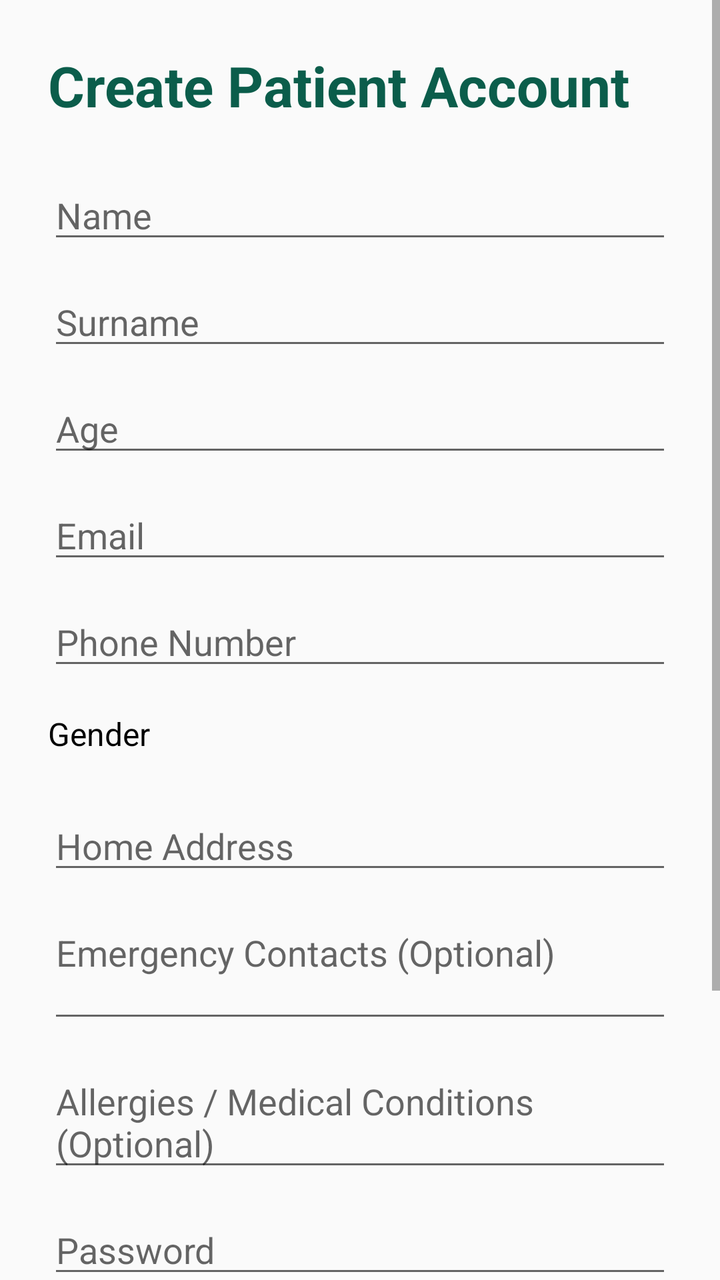
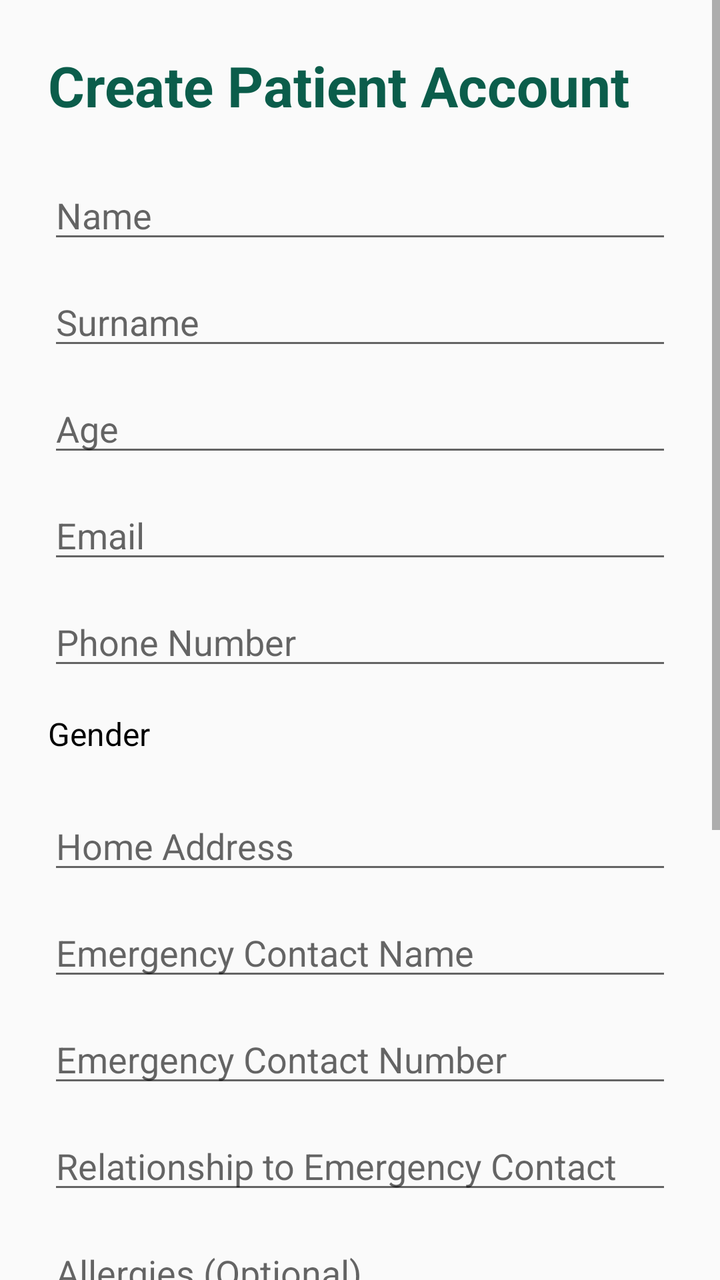

Before-and-after screenshots of an Android layout around one commit, followed by the original layout XML and the change that was made.
<!-- AndroidManifest.xml: application theme Theme.Proteahealth -->
<!-- res/layout/activity_patient_signup.xml -->
<?xml version="1.0" encoding="utf-8"?>
<ScrollView xmlns:android="http://schemas.android.com/apk/res/android"
    android:layout_width="match_parent"
    android:layout_height="match_parent">

    <LinearLayout
        android:layout_width="match_parent"
        android:layout_height="wrap_content"
        android:orientation="vertical"
        android:padding="24dp">

        <TextView
            android:layout_width="wrap_content"
            android:layout_height="wrap_content"
            android:text="Create Patient Account"
            android:textSize="28sp"
            android:textStyle="bold"
            android:textColor="@color/green"
            android:layout_marginBottom="24dp" />

        

        <EditText
            android:id="@+id/nameEditText"
            android:layout_width="match_parent"
            android:layout_height="wrap_content"
            android:hint="Name"
            android:inputType="textPersonName"
            android:layout_marginBottom="12dp" />

        

        <EditText
            android:id="@+id/surnameEditText"
            android:layout_width="match_parent"
            android:layout_height="wrap_content"
            android:hint="Surname"
            android:inputType="textPersonName"
            android:layout_marginBottom="12dp" />

        

        <EditText
            android:id="@+id/ageEditText"
            android:layout_width="match_parent"
            android:layout_height="wrap_content"
            android:hint="Age"
            android:inputType="number"
            android:layout_marginBottom="12dp" />

        

        <EditText
            android:id="@+id/emailEditText"
            android:layout_width="match_parent"
            android:layout_height="wrap_content"
            android:hint="Email"
            android:inputType="textEmailAddress"
            android:layout_marginBottom="12dp" />

        

        <EditText
            android:id="@+id/phoneEditText"
            android:layout_width="match_parent"
            android:layout_height="wrap_content"
            android:hint="Phone Number"
            android:inputType="phone"
            android:layout_marginBottom="12dp" />

        

        <TextView
            android:layout_width="wrap_content"
            android:layout_height="wrap_content"
            android:text="Gender"
            android:textColor="@color/black"
            android:paddingBottom="5dp"
            android:textSize="16sp"
            android:layout_marginTop="4dp" />

        <Spinner
            android:id="@+id/genderSpinner"
            android:layout_width="match_parent"
            android:layout_height="wrap_content"
            android:layout_marginBottom="18dp"
            android:background="@drawable/input_background"/>

        

        <EditText
            android:id="@+id/homeAddressEditText"
            android:layout_width="match_parent"
            android:layout_height="wrap_content"
            android:hint="Home Address"
            android:inputType="textPostalAddress"
            android:minLines="2"
            android:gravity="top"
            android:layout_marginBottom="12dp" />

        

        <EditText
            android:id="@+id/emergencyContactsEditText"
            android:layout_width="match_parent"
            android:layout_height="wrap_content"
            android:hint="Emergency Contacts (Optional)"
            android:inputType="textMultiLine"
            android:minLines="2"
            android:gravity="top"
            android:layout_marginBottom="12dp" />

        

        <EditText
            android:id="@+id/allergyConditionsEditText"
            android:layout_width="match_parent"
            android:layout_height="wrap_content"
            android:hint="Allergies / Medical Conditions (Optional)"
            android:inputType="textMultiLine"
            android:minLines="2"
            android:gravity="top"
            android:layout_marginBottom="12dp" />

        

        <EditText
            android:id="@+id/passwordEditText"
            android:layout_width="match_parent"
            android:layout_height="wrap_content"
            android:hint="Password"
            android:inputType="textPassword"
            android:layout_marginBottom="12dp" />

        

        <EditText
            android:id="@+id/confirmPasswordEditText"
            android:layout_width="match_parent"
            android:layout_height="wrap_content"
            android:hint="Confirm Password"
            android:inputType="textPassword"
            android:layout_marginBottom="20dp" />

        

        <Button
            android:id="@+id/signupButton"
            android:layout_width="match_parent"
            android:layout_height="wrap_content"
            android:text="CREATE ACCOUNT"
            android:textSize="16sp"
            android:background="@drawable/green_button"
            android:textColor="@color/white"
            android:layout_marginBottom="16dp" />

        

        <TextView
            android:id="@+id/loginTextView"
            android:layout_width="wrap_content"
            android:layout_height="wrap_content"
            android:text="Already have an account? Login"
            android:textSize="16sp"
            android:textColor="@color/black"
            android:layout_gravity="center" />

    </LinearLayout>

</ScrollView>
<!-- resources referenced by this layout -->
<resources>
  <color name="black">#FF000000</color>
  <color name="green">#0B5D4B</color>
  <color name="white">#FFFFFFFF</color>
  <!-- drawable green_button (drawable) -->
  <?xml version="1.0" encoding="utf-8"?>
  
  
  <shape xmlns:android="http://schemas.android.com/apk/res/android">
  
      
      <solid android:color="#0B5D4B" />
  
      
      <corners android:radius="16dp" />
  
  </shape>
  <!-- drawable input_background (drawable) -->
  <?xml version="1.0" encoding="utf-8"?>
  
  
  <shape xmlns:android="http://schemas.android.com/apk/res/android">
  
      
      <solid android:color="#FFFFFF" />
  
      
      <stroke
          android:width="1dp"
          android:color="#000000" />
  
      
      <corners android:radius="14dp" />
  
  </shape>
  <style name="Theme.Proteahealth" parent="Theme.AppCompat.Light.NoActionBar" />
</resources>

<!-- the commit's change to res/layout/activity_patient_signup.xml (unified diff, before → after) -->
@@ -99,24 +99,49 @@
             android:layout_marginBottom="12dp" />
 
         
-
         <EditText
-            android:id="@+id/emergencyContactsEditText"
+            android:id="@+id/emergencyContactNameEditText"
             android:layout_width="match_parent"
             android:layout_height="wrap_content"
-            android:hint="Emergency Contacts (Optional)"
+            android:hint="Emergency Contact Name"
+            android:inputType="textPersonName"
+            android:layout_marginBottom="12dp" />
+
+        
+        <EditText
+            android:id="@+id/emergencyContactNumberEditText"
+            android:layout_width="match_parent"
+            android:layout_height="wrap_content"
+            android:hint="Emergency Contact Number"
+            android:inputType="phone"
+            android:layout_marginBottom="12dp" />
+
+        
+        <EditText
+            android:id="@+id/emergencyContactRelationshipEditText"
+            android:layout_width="match_parent"
+            android:layout_height="wrap_content"
+            android:hint="Relationship to Emergency Contact"
+            android:inputType="textCapWords"
+            android:layout_marginBottom="12dp" />
+
+        
+        <EditText
+            android:id="@+id/allergiesEditText"
+            android:layout_width="match_parent"
+            android:layout_height="wrap_content"
+            android:hint="Allergies (Optional)"
             android:inputType="textMultiLine"
             android:minLines="2"
             android:gravity="top"
             android:layout_marginBottom="12dp" />
 
         
-
         <EditText
-            android:id="@+id/allergyConditionsEditText"
+            android:id="@+id/medicalConditionsEditText"
             android:layout_width="match_parent"
             android:layout_height="wrap_content"
-            android:hint="Allergies / Medical Conditions (Optional)"
+            android:hint="Medical Conditions (Optional)"
             android:inputType="textMultiLine"
             android:minLines="2"
             android:gravity="top"
<!-- resource entries referenced after the edit -->
@@ -34,6 +34,6 @@
       <corners android:radius="14dp" />
   
   </shape>
-  <style name="Theme.Proteahealth" parent="Theme.AppCompat.Light.NoActionBar" />
+  <style name="Theme.Proteahealth" parent="Theme.AppCompat.DayNight.NoActionBar" />
 </resources>
 
